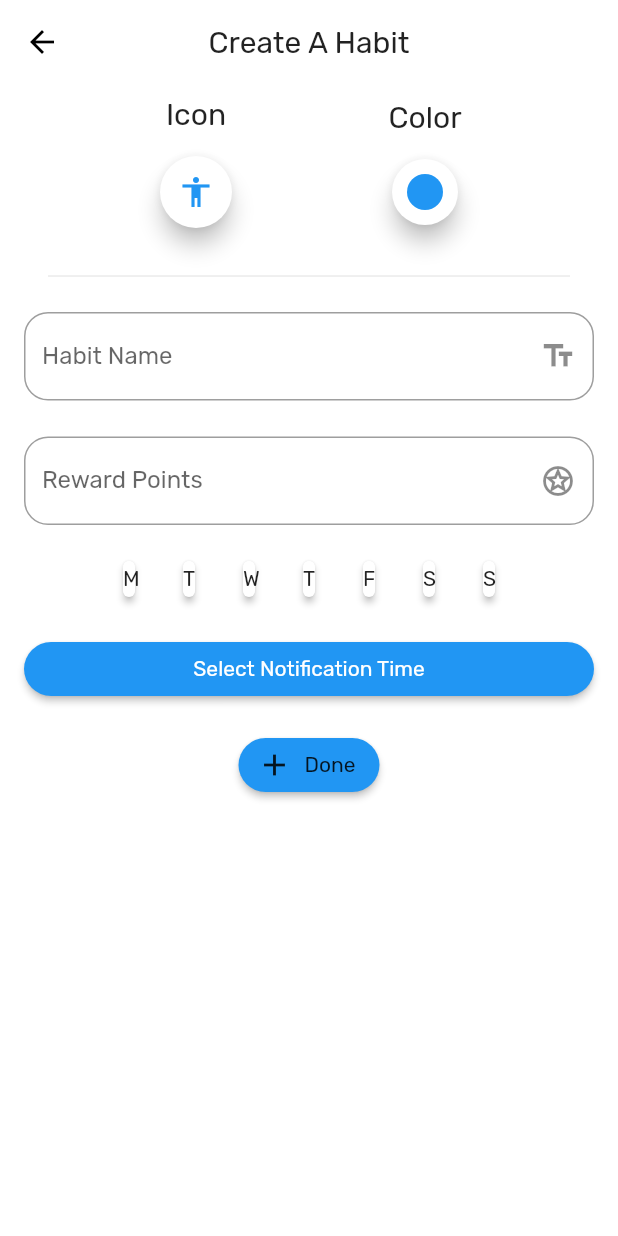
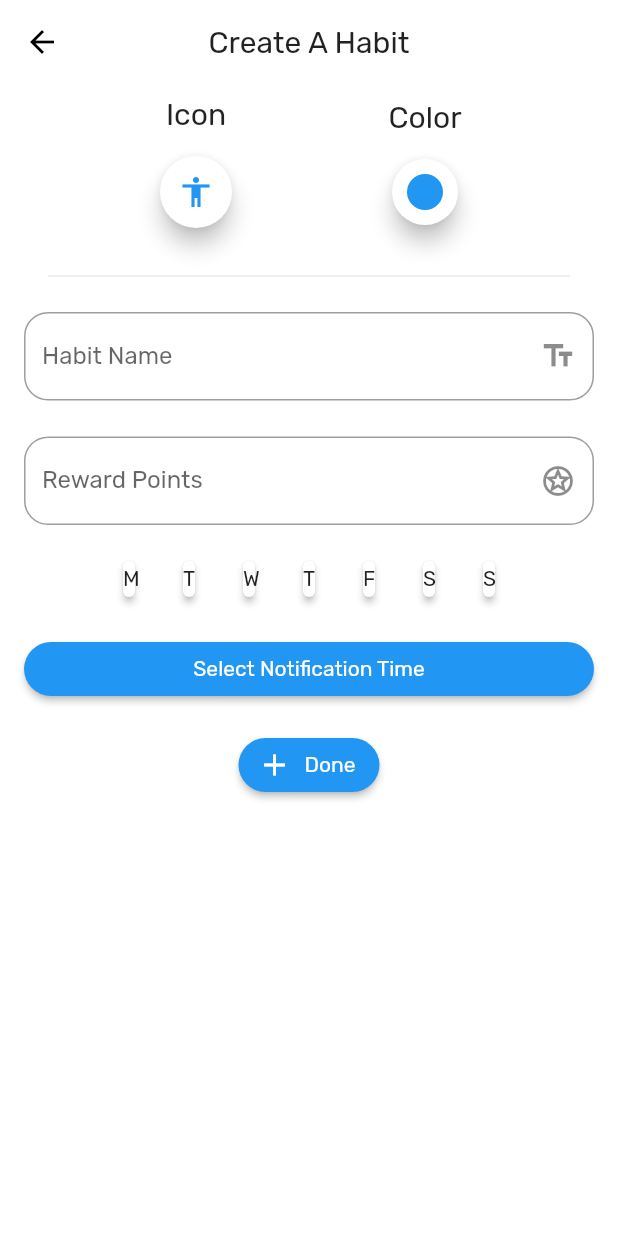
Before and after one commit to ThundR67/HabitFlow, a Flutter app: the CreateHabit screen opened by its route, on a phone screen of 412 x 824 dp. Run offline on Flutter 3.47's test engine with Material 2 defaults, Android fonts, the light colour scheme and no system bars; our stand-ins replace audioplayers, confetti, easy_localization, firebase_analytics, flutter_colorpicker, flutter_local_notifications and 9 more; missing offline and left inert: firebase_admob, firebase_analytics_web, firebase_core_web, flutter_iconpicker, global_configuration, shared_preferences_web and 1 more; accounts and stored records are empty; generated files the repository leaves out were written again.

Commit message:
Some updated to create screens

```diff
--- a/lib/components/notification_time_selector.dart
+++ b/lib/components/notification_time_selector.dart
@@ -1,6 +1,7 @@
 import 'package:flutter/material.dart';
 
 import 'package:habitflow/resources/strings.dart';
+import 'package:tinycolor/tinycolor.dart';
 
 /// A notification time selector button.
 ///
@@ -41,20 +42,11 @@ class _NotificationTimeSelectorState extends State<NotificationTimeSelector> {
           setState(() => widget.onChange(_time));
         },
         color: widget.color,
-        child: _time == null
-            ? Text(
-                selectTime,
-                style: Theme.of(context)
-                    .textTheme
-                    .button
-                    .copyWith(color: Colors.white),
-              )
-            : Text(
-                _time.format(context),
-                style: Theme.of(context).textTheme.headline6.copyWith(
-                      color: Colors.white,
-                    ),
-              ),
+        textColor:
+            TinyColor(widget.color).isLight() ? Colors.black : Colors.white,
+        child: Text(
+          _time == null ? selectTime : _time.format(context),
+        ),
       ),
     );
   }
--- a/lib/screens/create_habit.dart
+++ b/lib/screens/create_habit.dart
@@ -14,6 +14,7 @@ import 'package:habitflow/models/goal.dart';
 import 'package:habitflow/models/habit.dart';
 import 'package:habitflow/resources/icons.dart';
 import 'package:habitflow/resources/strings.dart';
+import 'package:tinycolor/tinycolor.dart';
 
 /// A screen which allows user to create a habit.
 class CreateHabit extends StatefulWidget {
@@ -77,8 +78,7 @@ class _CreateHabitState extends State<CreateHabit> {
       appBar: AppBar(
         title: Text(createHabitTitle),
       ),
-      body: SafeArea(
-        child: Center(
+      body: Center(
         child: ListView(
           children: <Widget>[
             Padding(
@@ -125,10 +125,13 @@ class _CreateHabitState extends State<CreateHabit> {
                     ),
                     const SizedBox(height: 16.0),
                     RaisedButton.icon(
-                        color: _color,
                       onPressed: _create,
                       icon: const Icon(addIcon),
+                      color: _color,
                       label: Text(submit),
+                      textColor: TinyColor(_color).isLight()
+                          ? Colors.black
+                          : Colors.white,
                     ),
                   ],
                 ),
@@ -137,7 +140,6 @@ class _CreateHabitState extends State<CreateHabit> {
           ],
         ),
       ),
-      ),
     );
   }
 }
```
Also changed, not shown: lib/screens/create_reward.dart (+8 -11 lines). Lines whose indentation alone changed are shown as unchanged.
